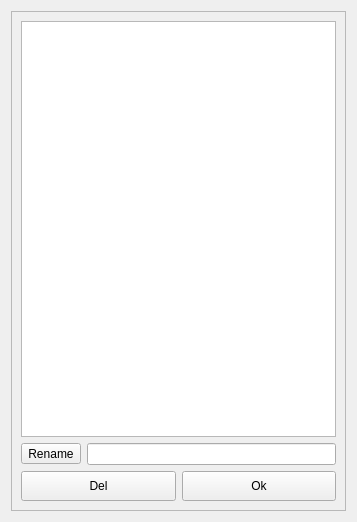
Before: the Qt Designer form src/CategoryList.ui in ic005k/Knot-Legacy, drawn with Qt 5.
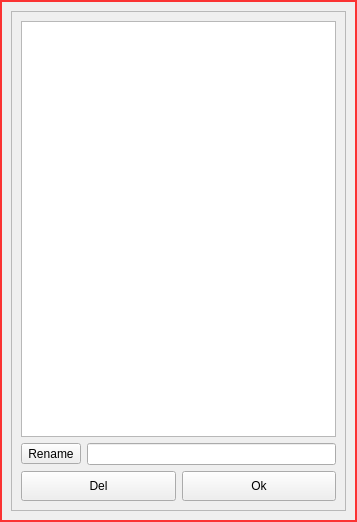
After: the same form once the commit is applied. Icons and pictures are not drawn.

Commit message: 调整了一些窗体的风格

```diff
--- a/src/CategoryList.ui
+++ b/src/CategoryList.ui
@@ -14,16 +14,14 @@
    <string>Dialog</string>
   </property>
   <property name="styleSheet">
-   <string notr="true">/*QDialog{	
-	
+   <string notr="true">QDialog{	
+	/*background-color: rgb(255, 25, 25);*/	
+	/*border-image:url(:/res/b.png);	*/
 	border-style:solid;						
 	border-width:2px;						
 	border-color:rgb(251, 51, 51);		
 
-}*/
-
-/*background-color: rgb(255, 25, 25);*/	
-	/*border-image:url(:/res/b.png);	*/</string>
+}</string>
   </property>
   <layout class="QVBoxLayout" name="verticalLayout_2">
    <item>
```
Left out of the diff: 3 changed lines with no effect on the pictures. The commit also changes 2 other files.
